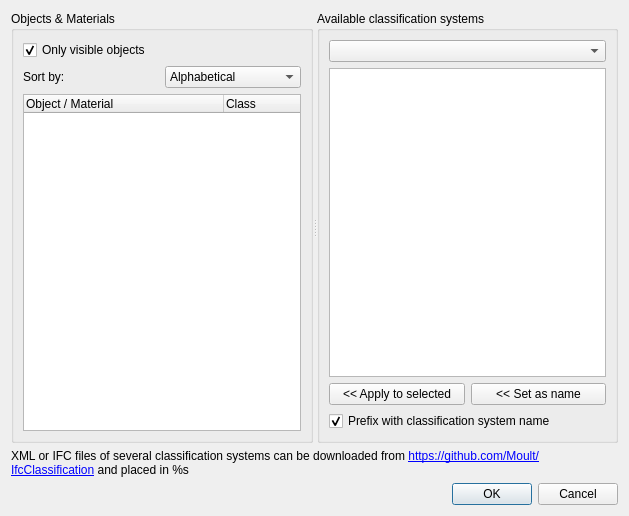
Qt form src/Mod/BIM/Resources/ui/dialogClassification.ui (southseact-3d/fcd) before a commit.
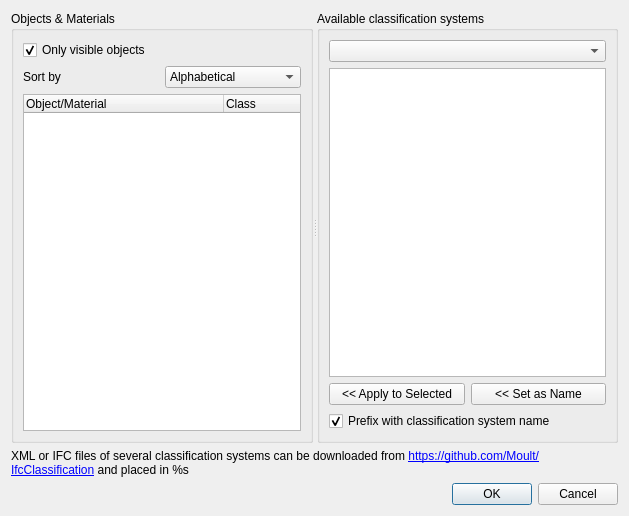
The same form after that commit. Icons and pictures are not drawn.

The edit to the form file:
```diff
--- a/src/Mod/BIM/Resources/ui/dialogClassification.ui
+++ b/src/Mod/BIM/Resources/ui/dialogClassification.ui
@@ -57,7 +57,7 @@
          <item>
           <widget class="QLabel" name="label">
            <property name="text">
-            <string>Sort by:</string>
+            <string>Sort by</string>
            </property>
           </widget>
          </item>
@@ -117,7 +117,7 @@
          </attribute>
          <column>
           <property name="text">
-           <string>Object / Material</string>
+           <string>Object/Material</string>
           </property>
          </column>
          <column>
@@ -176,7 +176,7 @@
             <string>Apply the selected class to selected objects</string>
            </property>
            <property name="text">
-            <string>&lt;&lt; Apply to selected</string>
+            <string>&lt;&lt; Apply to Selected</string>
            </property>
           </widget>
          </item>
@@ -186,7 +186,7 @@
             <string>Use this class as object name</string>
            </property>
            <property name="text">
-            <string>&lt;&lt; Set as name</string>
+            <string>&lt;&lt; Set as Name</string>
            </property>
           </widget>
          </item>
```
Left out of the diff: 2 changed lines with no effect on the pictures.
